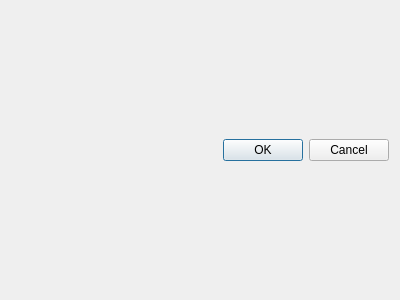
Old version of the form terralib/forms/vertattrsdialog.ui in the repository TERRANZ/terragraph.
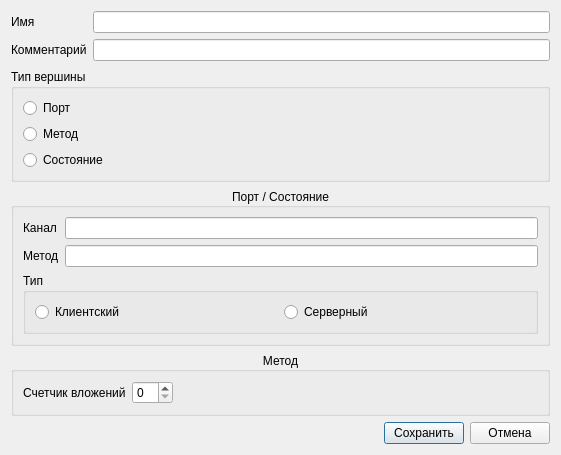
New version of the form.

Diff of the .ui file:
```diff
--- a/terralib/forms/vertattrsdialog.ui
+++ b/terralib/forms/vertattrsdialog.ui
@@ -6,24 +6,183 @@
    <rect>
     <x>0</x>
     <y>0</y>
-    <width>400</width>
-    <height>300</height>
+    <width>561</width>
+    <height>455</height>
    </rect>
   </property>
   <property name="windowTitle">
    <string>Настройки вершины</string>
   </property>
-  <layout class="QGridLayout" name="gridLayout">
-   <item row="0" column="0">
-    <widget class="QDialogButtonBox" name="buttonBox">
-     <property name="orientation">
-      <enum>Qt::Horizontal</enum>
+  <layout class="QVBoxLayout" name="verticalLayout_3">
+   <item>
+    <layout class="QFormLayout" name="formLayout_2">
+     <item row="0" column="0">
+      <widget class="QLabel" name="label_5">
+       <property name="text">
+        <string>Имя</string>
+       </property>
+      </widget>
+     </item>
+     <item row="1" column="0">
+      <widget class="QLabel" name="label_10">
+       <property name="text">
+        <string>Комментарий</string>
+       </property>
+      </widget>
+     </item>
+     <item row="0" column="1">
+      <widget class="QLineEdit" name="leId"/>
+     </item>
+     <item row="1" column="1">
+      <widget class="QLineEdit" name="leComment"/>
+     </item>
+    </layout>
+   </item>
+   <item>
+    <widget class="QGroupBox" name="groupBox">
+     <property name="title">
+      <string>Тип вершины</string>
      </property>
-     <property name="standardButtons">
-      <set>QDialogButtonBox::Cancel|QDialogButtonBox::Ok</set>
+     <layout class="QVBoxLayout" name="verticalLayout_2">
+      <item>
+       <widget class="QRadioButton" name="rbPort_2">
+        <property name="text">
+         <string>Порт</string>
+        </property>
+       </widget>
+      </item>
+      <item>
+       <widget class="QRadioButton" name="rbMethod_2">
+        <property name="text">
+         <string>Метод</string>
+        </property>
+       </widget>
+      </item>
+      <item>
+       <widget class="QRadioButton" name="rbState_2">
+        <property name="text">
+         <string>Состояние</string>
+        </property>
+       </widget>
+      </item>
+     </layout>
+    </widget>
+   </item>
+   <item>
+    <widget class="QGroupBox" name="groupBox_2">
+     <property name="title">
+      <string>Порт / Состояние</string>
      </property>
+     <property name="alignment">
+      <set>Qt::AlignCenter</set>
+     </property>
+     <layout class="QFormLayout" name="formLayout_6">
+      <item row="0" column="0">
+       <widget class="QLabel" name="label_8">
+        <property name="text">
+         <string>Канал</string>
+        </property>
+       </widget>
+      </item>
+      <item row="1" column="0">
+       <widget class="QLabel" name="label_9">
+        <property name="text">
+         <string>Метод</string>
+        </property>
+       </widget>
+      </item>
+      <item row="1" column="1">
+       <widget class="QLineEdit" name="leMethod"/>
+      </item>
+      <item row="2" column="0" colspan="2">
+       <widget class="QGroupBox" name="groupBox_5">
+        <property name="title">
+         <string>Тип</string>
+        </property>
+        <layout class="QHBoxLayout" name="horizontalLayout_4">
+         <item>
+          <widget class="QRadioButton" name="rbClient">
+           <property name="text">
+            <string>Клиентский</string>
+           </property>
+          </widget>
+         </item>
+         <item>
+          <widget class="QRadioButton" name="rbServer">
+           <property name="text">
+            <string>Серверный</string>
+           </property>
+          </widget>
+         </item>
+        </layout>
+       </widget>
+      </item>
+      <item row="0" column="1">
+       <widget class="QLineEdit" name="leChan">
+        <property name="text">
+         <string/>
+        </property>
+       </widget>
+      </item>
+     </layout>
     </widget>
    </item>
+   <item>
+    <widget class="QGroupBox" name="groupBox_3">
+     <property name="title">
+      <string>Метод</string>
+     </property>
+     <property name="alignment">
+      <set>Qt::AlignCenter</set>
+     </property>
+     <layout class="QFormLayout" name="formLayout_5">
+      <property name="fieldGrowthPolicy">
+       <enum>QFormLayout::ExpandingFieldsGrow</enum>
+      </property>
+      <item row="0" column="0">
+       <widget class="QLabel" name="label_4">
+        <property name="text">
+         <string>Счетчик вложений</string>
+        </property>
+       </widget>
+      </item>
+      <item row="0" column="1">
+       <widget class="QSpinBox" name="counter_2"/>
+      </item>
+     </layout>
+    </widget>
+   </item>
+   <item>
+    <layout class="QHBoxLayout" name="horizontalLayout_2">
+     <item>
+      <spacer name="horizontalSpacer_2">
+       <property name="orientation">
+        <enum>Qt::Horizontal</enum>
+       </property>
+       <property name="sizeHint" stdset="0">
+        <size>
+         <width>40</width>
+         <height>20</height>
+        </size>
+       </property>
+      </spacer>
+     </item>
+     <item>
+      <widget class="QPushButton" name="save_2">
+       <property name="text">
+        <string>Сохранить</string>
+       </property>
+      </widget>
+     </item>
+     <item>
+      <widget class="QPushButton" name="cancel_2">
+       <property name="text">
+        <string>Отмена</string>
+       </property>
+      </widget>
+     </item>
+    </layout>
+   </item>
   </layout>
  </widget>
  <resources/>
```
Left out of the diff: 35 changed lines with no effect on the pictures.
